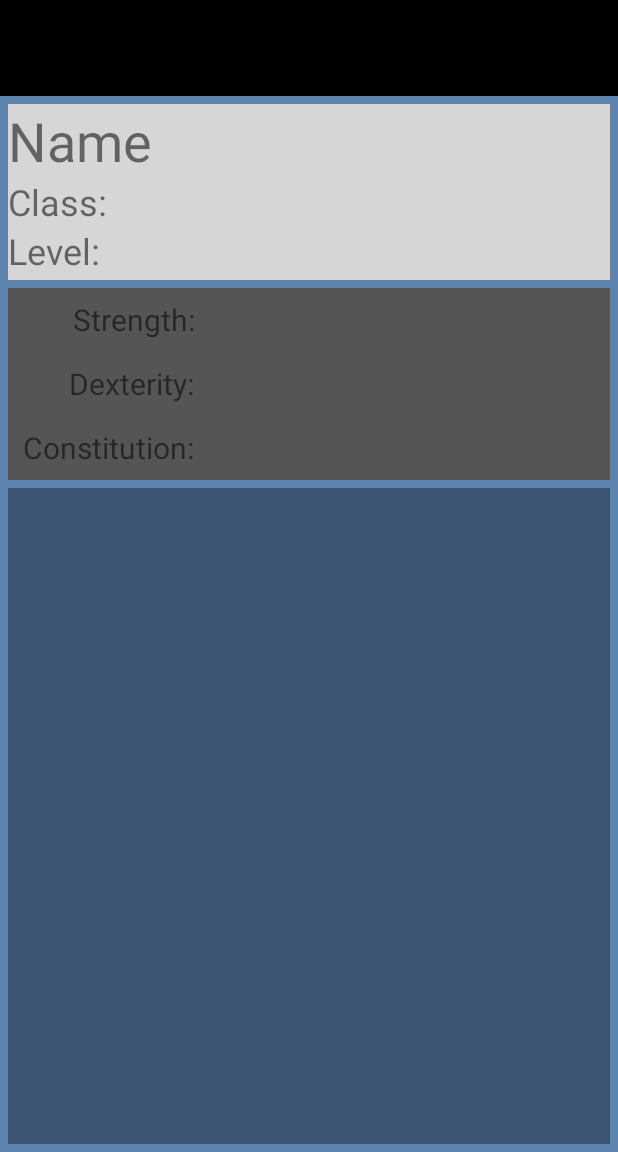
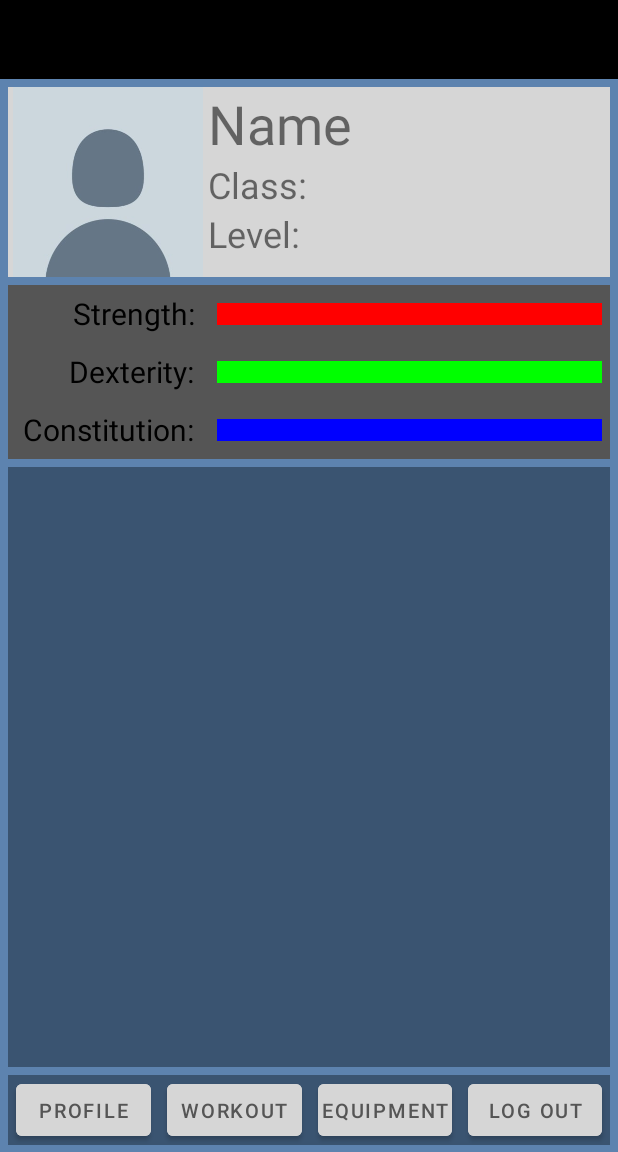
Before and after one commit to JuliusCedar/WorkoutWarrior, an Android app: the screen it shows after launch (MainActivity), on a phone screen of 412 x 824 dp, the part 84-1236 px from its top. Run offline under Robolectric (Android 15) with nearby library versions, the phone set to English and light mode, and no system bars.

Commit message:
now navbar added

```diff
--- a/app/src/main/res/layout/activity_profile.xml
+++ b/app/src/main/res/layout/activity_profile.xml
@@ -8,24 +8,31 @@
     <View
         android:layout_width="match_parent"
         android:layout_height="match_parent"
-        android:layout_weight="3.3"
+        android:layout_weight="3.4"
         android:background="@color/black"></View>
 
-    <RelativeLayout
+    <LinearLayout
         android:layout_width="match_parent"
         android:layout_height="match_parent"
         android:layout_margin="5dp"
         android:background="@color/light_grey"
         android:layout_weight="3">
+
         <ImageView
             android:id="@+id/profile_image"
             android:layout_width="wrap_content"
             android:layout_height="match_parent"
-            android:layout_alignParentStart="true"></ImageView>
+            android:layout_alignParentStart="true"
+            android:layout_weight="2"
+            android:src="@drawable/profile"></ImageView>
+
+        <RelativeLayout
+            android:layout_width="match_parent"
+            android:layout_height="match_parent"
+            android:layout_weight="1">
 
             <TextView
                 android:id="@+id/name_text"
-            android:layout_toRightOf="@id/profile_image"
                 android:layout_width="wrap_content"
                 android:layout_height="wrap_content"
                 android:text="Name"
@@ -33,7 +40,6 @@
 
             <TextView
                 android:id="@+id/class_text"
-            android:layout_toRightOf="@id/profile_image"
                 android:layout_below="@id/name_text"
                 android:layout_width="wrap_content"
                 android:layout_height="wrap_content"
@@ -50,7 +56,6 @@
 
             <TextView
                 android:id="@+id/level_text"
-            android:layout_toRightOf="@id/profile_image"
                 android:layout_below="@id/class_text"
                 android:layout_width="wrap_content"
                 android:layout_height="wrap_content"
@@ -65,12 +70,13 @@
                 android:layout_height="wrap_content"
                 android:text=""></TextView>
         </RelativeLayout>
+    </LinearLayout>
 
     <LinearLayout
         android:layout_width="match_parent"
         android:layout_height="match_parent"
         android:layout_marginHorizontal="5dp"
-        android:layout_weight="3"
+        android:layout_weight="3.1"
         android:background="@color/dark_grey">
 
         <LinearLayout
@@ -85,6 +91,7 @@
                 android:gravity="center_vertical|right"
                 android:layout_weight="1"
                 android:textSize="20sp"
+                android:textColor="@color/black"
                 android:text="Strength:">
             </TextView>
 
@@ -95,6 +102,7 @@
                 android:gravity="center_vertical|right"
                 android:layout_weight="1"
                 android:textSize="20sp"
+                android:textColor="@color/black"
                 android:text="Dexterity:">
             </TextView>
 
@@ -105,6 +113,7 @@
                 android:gravity="center_vertical|right"
                 android:layout_weight="1"
                 android:textSize="20sp"
+                android:textColor="@color/black"
                 android:text="Constitution:">
             </TextView>
         </LinearLayout>
@@ -112,7 +121,36 @@
         <LinearLayout
             android:layout_width="match_parent"
             android:layout_height="match_parent"
+            android:orientation="vertical"
             android:layout_weight="1">
+
+            <View
+                android:layout_width="match_parent"
+                android:layout_height="match_parent"
+                android:layout_marginVertical="12dp"
+                android:layout_marginHorizontal="5dp"
+                android:layout_weight="1"
+                android:background="@color/red">
+            </View>
+
+            <View
+                android:layout_width="match_parent"
+                android:layout_height="match_parent"
+                android:layout_marginVertical="12dp"
+                android:layout_marginHorizontal="5dp"
+                android:layout_weight="1"
+                android:background="@color/green">
+            </View>
+
+            <View
+                android:layout_width="match_parent"
+                android:layout_height="match_parent"
+                android:layout_marginVertical="12dp"
+                android:layout_marginHorizontal="5dp"
+                android:layout_weight="1"
+                android:background="@color/blue">
+            </View>
+
         </LinearLayout>
 
     </LinearLayout>
@@ -122,7 +160,58 @@
         android:layout_width="match_parent"
         android:layout_height="match_parent"
         android:layout_margin="5dp"
-        android:layout_weight="1.5"
+        android:layout_weight="1.7"
         android:background="@color/dark_blue_grey"></LinearLayout>
 
+    <LinearLayout
+        android:layout_width="match_parent"
+        android:layout_height="match_parent"
+        android:layout_marginHorizontal="5dp"
+        android:layout_marginBottom="5dp"
+        android:background="@color/dark_blue_grey"
+        android:layout_weight="3.4">
+
+        <Button
+            android:layout_width="match_parent"
+            android:layout_height="match_parent"
+            android:layout_marginHorizontal="5dp"
+            android:padding="0dp"
+            android:layout_weight="1"
+            android:backgroundTint="@color/light_grey"
+            android:text="Profile"
+            android:textSize="13dp"
+            android:textColor="@color/dark_grey"></Button>
+        <Button
+            android:layout_width="match_parent"
+            android:layout_height="match_parent"
+            android:layout_marginHorizontal="5dp"
+            android:padding="0dp"
+            android:layout_weight="1"
+            android:backgroundTint="@color/light_grey"
+            android:text="Workout"
+            android:textSize="13dp"
+            android:textColor="@color/dark_grey"></Button>
+        <Button
+            android:layout_width="match_parent"
+            android:layout_height="match_parent"
+            android:layout_marginHorizontal="5dp"
+            android:padding="0dp"
+            android:layout_weight="1"
+            android:backgroundTint="@color/light_grey"
+            android:text="Equipment"
+            android:textSize="13dp"
+            android:textColor="@color/dark_grey"></Button>
+        <Button
+            android:layout_width="match_parent"
+            android:layout_height="match_parent"
+            android:layout_marginHorizontal="5dp"
+            android:padding="0dp"
+            android:layout_weight="1"
+            android:backgroundTint="@color/light_grey"
+            android:text="Log Out"
+            android:textSize="13dp"
+            android:textColor="@color/dark_grey"></Button>
+
     </LinearLayout>
+
+</LinearLayout>
```
Lines whose indentation alone changed are shown as unchanged.
